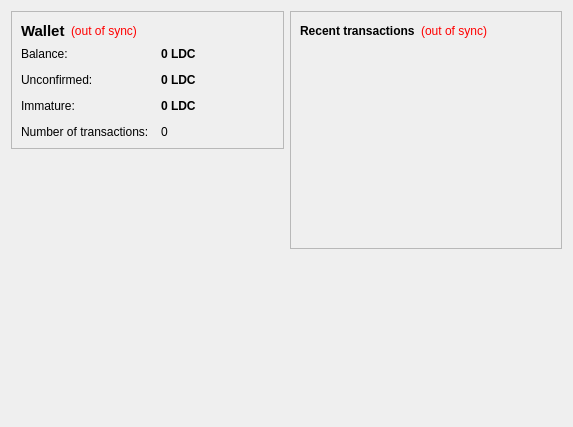
2phan/Leader-Coin, file src/qt/forms/overviewpage.ui: the form before one commit.
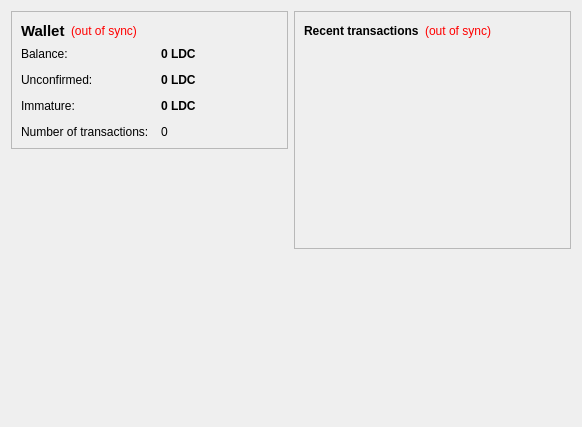
The form after the commit. Icons and pictures are not drawn.

What changed in the file:
```diff
--- a/src/qt/forms/overviewpage.ui
+++ b/src/qt/forms/overviewpage.ui
@@ -6,7 +6,7 @@
    <rect>
     <x>0</x>
     <y>0</y>
-    <width>573</width>
+    <width>582</width>
     <height>427</height>
    </rect>
   </property>
@@ -189,6 +189,19 @@
        </layout>
       </widget>
      </item>
+     <item>
+      <spacer name="verticalSpacer">
+       <property name="orientation">
+        <enum>Qt::Vertical</enum>
+       </property>
+       <property name="sizeHint" stdset="0">
+        <size>
+         <width>20</width>
+         <height>40</height>
+        </size>
+       </property>
+      </spacer>
+     </item>
      <item>
       <widget class="QLabel" name="label_wallet_bgcoin">
        <property name="enabled">
@@ -216,7 +229,7 @@
         <bool>true</bool>
        </property>
        <property name="alignment">
-        <set>Qt::AlignCenter</set>
+        <set>Qt::AlignBottom|Qt::AlignLeading|Qt::AlignLeft</set>
        </property>
        <property name="wordWrap">
         <bool>false</bool>
@@ -226,19 +239,6 @@
        </property>
       </widget>
      </item>
-     <item>
-      <spacer name="verticalSpacer">
-       <property name="orientation">
-        <enum>Qt::Vertical</enum>
-       </property>
-       <property name="sizeHint" stdset="0">
-        <size>
-         <width>20</width>
-         <height>40</height>
-        </size>
-       </property>
-      </spacer>
-     </item>
     </layout>
    </item>
    <item>
```
